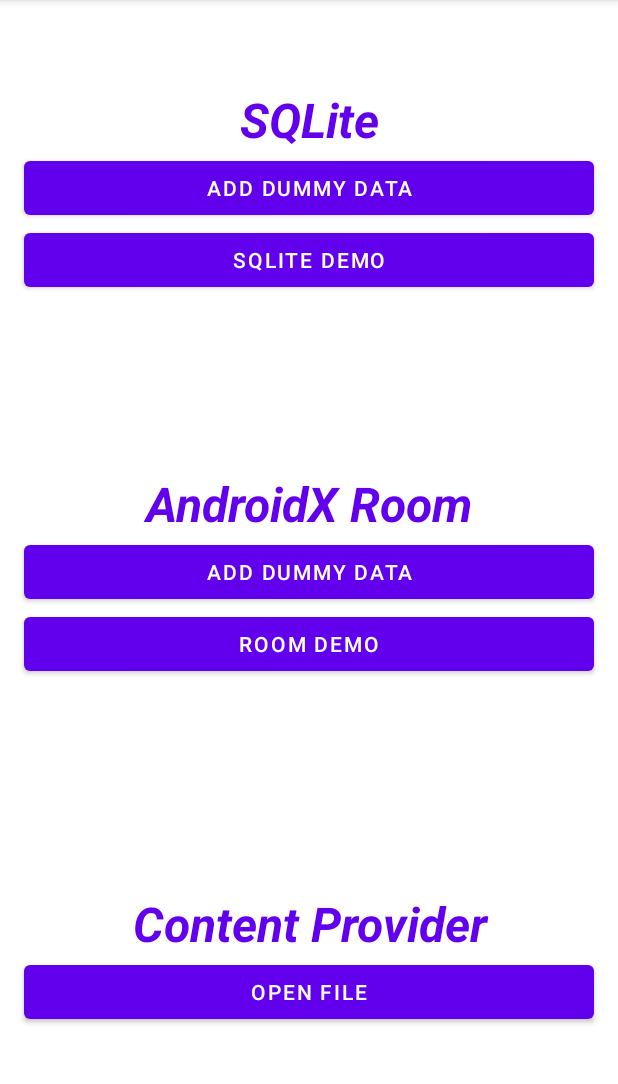
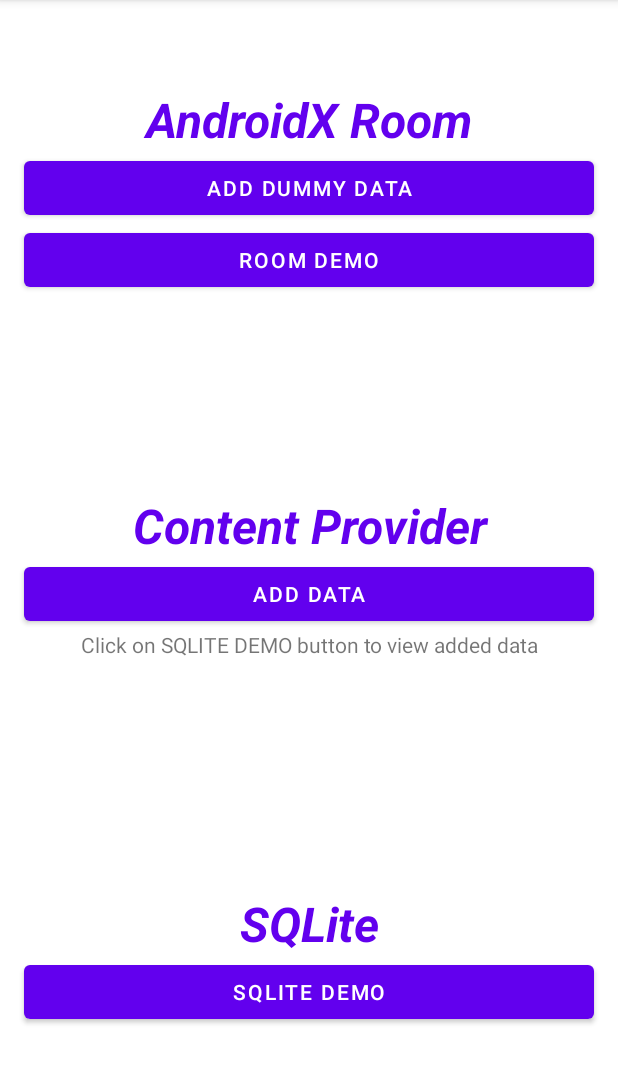
Before and after one commit to shubham-ttn/AndroidBootcamp2021, an Android app: the screen it shows after launch (MainActivity), on a phone screen of 412 x 824 dp, the part 84-1168 px from its top. Run offline under Robolectric (Android 15) with nearby library versions, the phone set to English and light mode, and no system bars.

Commit message:
Added content provider demo with outputs

```diff
--- a/app/src/main/AndroidManifest.xml
+++ b/app/src/main/AndroidManifest.xml
@@ -2,7 +2,7 @@
 <manifest xmlns:android="http://schemas.android.com/apk/res/android"
     package="com.example.androidbootcamp2021">
 
-    <uses-permission android:name="android.permission.READ_EXTERNAL_STORAGE"/>
+    <uses-permission android:name="android.permission.READ_CONTACTS" />
 
     <application
         android:allowBackup="true"
--- a/app/src/main/res/layout/activity_main.xml
+++ b/app/src/main/res/layout/activity_main.xml
@@ -10,95 +10,90 @@
     <LinearLayout
         android:layout_width="match_parent"
         android:layout_height="0dp"
-        android:orientation="vertical"
         android:layout_weight="1"
-        android:gravity="center">
+        android:gravity="center"
+        android:orientation="vertical">
 
         <TextView
             android:layout_width="match_parent"
             android:layout_height="wrap_content"
+            android:gravity="center"
+            android:text="@string/androidx_room_title_text"
+            android:textColor="@color/purple_500"
             android:textSize="32sp"
-            android:text="@string/sqlite_title_text"
-            android:textStyle="bold|italic"
-            android:gravity="center"
-            android:textColor="@color/purple_500"/>
+            android:textStyle="bold|italic" />
 
         <Button
-            android:id="@+id/addSQLiteDummyDataBtn"
+            android:id="@+id/addDummyRoomDataBtn"
             android:layout_width="match_parent"
             android:layout_height="wrap_content"
-            android:text="@string/add_dummy_data_in_database"
             android:layout_marginHorizontal="@dimen/margin_16dp"
-            />
+            android:text="@string/add_dummy_data_in_database" />
 
         <Button
-            android:id="@+id/sqliteDemoBtn"
+            android:id="@+id/roomDemoBtn"
             android:layout_width="match_parent"
             android:layout_height="wrap_content"
-            android:text="@string/sqlite_demo_btn_text"
             android:layout_marginHorizontal="@dimen/margin_16dp"
-            />
+            android:text="@string/room_demo_btn_text" />
 
     </LinearLayout>
 
     <LinearLayout
         android:layout_width="match_parent"
         android:layout_height="0dp"
-        android:orientation="vertical"
         android:layout_weight="1"
-        android:gravity="center">
+        android:gravity="center"
+        android:orientation="vertical">
 
         <TextView
             android:layout_width="match_parent"
             android:layout_height="wrap_content"
+            android:gravity="center"
+            android:text="@string/content_provider_title_text"
+            android:textColor="@color/purple_500"
             android:textSize="32sp"
-            android:text="@string/androidx_room_title_text"
-            android:textStyle="bold|italic"
-            android:gravity="center"
-            android:textColor="@color/purple_500"/>
+            android:textStyle="bold|italic" />
 
         <Button
-            android:id="@+id/addDummyRoomDataBtn"
+            android:id="@+id/contentProviderBtn"
             android:layout_width="match_parent"
             android:layout_height="wrap_content"
-            android:text="@string/add_dummy_data_in_database"
             android:layout_marginHorizontal="@dimen/margin_16dp"
-            />
+            android:text="@string/add_data_in_sqlite_db_text" />
 
-        <Button
-            android:id="@+id/roomDemoBtn"
+        <TextView
             android:layout_width="match_parent"
             android:layout_height="wrap_content"
-            android:text="@string/room_demo_btn_text"
             android:layout_marginHorizontal="@dimen/margin_16dp"
-            />
-
+            android:text="@string/content_provider_info_text"
+            android:gravity="center"/>
     </LinearLayout>
 
     <LinearLayout
         android:layout_width="match_parent"
         android:layout_height="0dp"
-        android:orientation="vertical"
         android:layout_weight="1"
-        android:gravity="center">
+        android:gravity="center"
+        android:orientation="vertical">
 
         <TextView
             android:layout_width="match_parent"
             android:layout_height="wrap_content"
+            android:gravity="center"
+            android:text="@string/sqlite_title_text"
+            android:textColor="@color/purple_500"
             android:textSize="32sp"
-            android:text="@string/content_provider_title_text"
-            android:textStyle="bold|italic"
-            android:gravity="center"
-            android:textColor="@color/purple_500"/>
+            android:textStyle="bold|italic" />
 
         <Button
-            android:id="@+id/openFileBtn"
+            android:id="@+id/sqliteDemoBtn"
             android:layout_width="match_parent"
             android:layout_height="wrap_content"
-            android:text="@string/open_file_btn_text"
             android:layout_marginHorizontal="@dimen/margin_16dp"
-            />
+            android:text="@string/sqlite_demo_btn_text" />
 
     </LinearLayout>
 
+
 </LinearLayout>
--- a/app/src/main/res/values/strings.xml
+++ b/app/src/main/res/values/strings.xml
@@ -10,5 +10,6 @@
     <string name="room_demo_btn_text">Room Demo</string>
     <string name="androidx_room_title_text">AndroidX Room</string>
     <string name="content_provider_title_text">Content Provider</string>
-    <string name="open_file_btn_text">Open File</string>
+    <string name="add_data_in_sqlite_db_text">Add Data</string>
+    <string name="content_provider_info_text">Click on SQLITE DEMO button to view added data</string>
 </resources>
```
Also changed, not shown: app/src/main/java/com/example/androidbootcamp2021/activities/MainActivity.kt (+81 -128 lines), 3 other files.
